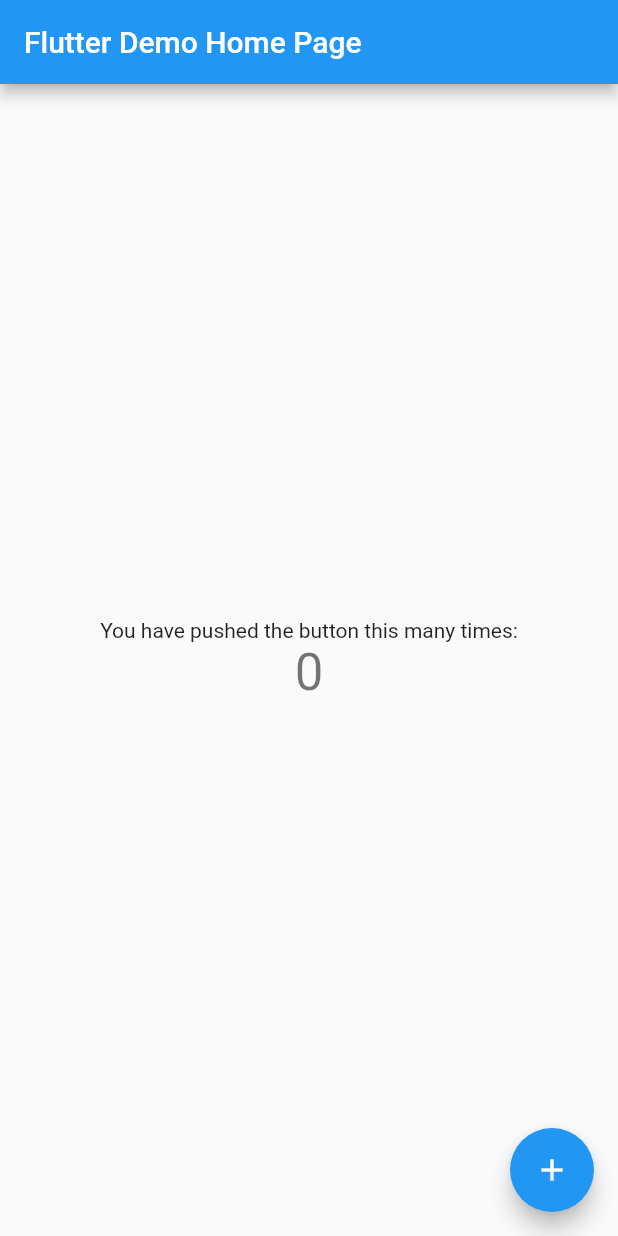
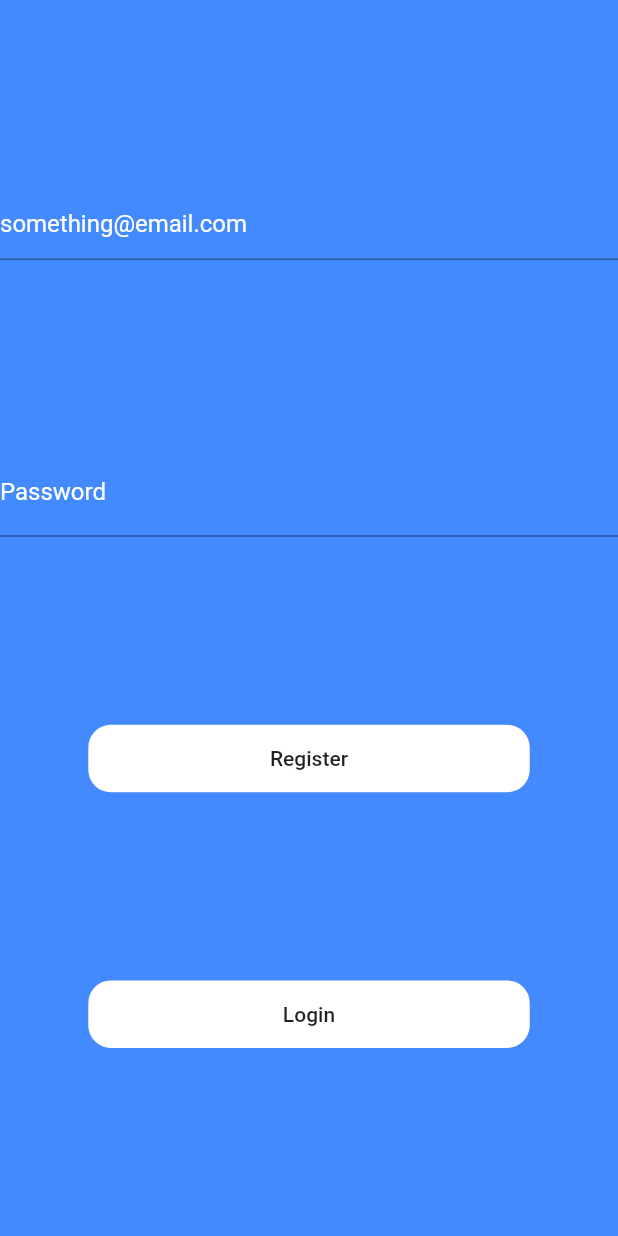
Before and after one commit to shnrndk/crypto-wallet, a Flutter app: the screen it shows after launch, on a phone screen of 412 x 824 dp. Run offline on Flutter 3.47's test engine with Material 2 defaults, Android fonts, the phone set to English and light mode, and no system bars; our stand-ins replace firebase_core; accounts and stored records are empty.

Commit message:
authentication ui done

```diff
--- a/lib/main.dart
+++ b/lib/main.dart
@@ -1,117 +1,16 @@
+import 'package:crypt_wallet/ui/authentication.dart';
 import 'package:flutter/material.dart';
+import 'package:firebase_core/firebase_core.dart';
 
-void main() {
+void main() async {
+  WidgetsFlutterBinding.ensureInitialized();
+  await Firebase.initializeApp();
   runApp(MyApp());
 }
 
 class MyApp extends StatelessWidget {
-  // This widget is the root of your application.
   @override
   Widget build(BuildContext context) {
-    return MaterialApp(
-      title: 'Flutter Demo',
-      theme: ThemeData(
-        // This is the theme of your application.
-        //
-        // Try running your application with "flutter run". You'll see the
-        // application has a blue toolbar. Then, without quitting the app, try
-        // changing the primarySwatch below to Colors.green and then invoke
-        // "hot reload" (press "r" in the console where you ran "flutter run",
-        // or simply save your changes to "hot reload" in a Flutter IDE).
-        // Notice that the counter didn't reset back to zero; the application
-        // is not restarted.
-        primarySwatch: Colors.blue,
-        // This makes the visual density adapt to the platform that you run
-        // the app on. For desktop platforms, the controls will be smaller and
-        // closer together (more dense) than on mobile platforms.
-        visualDensity: VisualDensity.adaptivePlatformDensity,
-      ),
-      home: MyHomePage(title: 'Flutter Demo Home Page'),
-    );
+    return MaterialApp(title: 'Crypto Wallet', home: Authentication());
   }
 }
-
-class MyHomePage extends StatefulWidget {
-  MyHomePage({Key key, this.title}) : super(key: key);
-
-  // This widget is the home page of your application. It is stateful, meaning
-  // that it has a State object (defined below) that contains fields that affect
-  // how it looks.
-
-  // This class is the configuration for the state. It holds the values (in this
-  // case the title) provided by the parent (in this case the App widget) and
-  // used by the build method of the State. Fields in a Widget subclass are
-  // always marked "final".
-
-  final String title;
-
-  @override
-  _MyHomePageState createState() => _MyHomePageState();
-}
-
-class _MyHomePageState extends State<MyHomePage> {
-  int _counter = 0;
-
-  void _incrementCounter() {
-    setState(() {
-      // This call to setState tells the Flutter framework that something has
-      // changed in this State, which causes it to rerun the build method below
-      // so that the display can reflect the updated values. If we changed
-      // _counter without calling setState(), then the build method would not be
-      // called again, and so nothing would appear to happen.
-      _counter++;
-    });
-  }
-
-  @override
-  Widget build(BuildContext context) {
-    // This method is rerun every time setState is called, for instance as done
-    // by the _incrementCounter method above.
-    //
-    // The Flutter framework has been optimized to make rerunning build methods
-    // fast, so that you can just rebuild anything that needs updating rather
-    // than having to individually change instances of widgets.
-    return Scaffold(
-      appBar: AppBar(
-        // Here we take the value from the MyHomePage object that was created by
-        // the App.build method, and use it to set our appbar title.
-        title: Text(widget.title),
-      ),
-      body: Center(
-        // Center is a layout widget. It takes a single child and positions it
-        // in the middle of the parent.
-        child: Column(
-          // Column is also a layout widget. It takes a list of children and
-          // arranges them vertically. By default, it sizes itself to fit its
-          // children horizontally, and tries to be as tall as its parent.
-          //
-          // Invoke "debug painting" (press "p" in the console, choose the
-          // "Toggle Debug Paint" action from the Flutter Inspector in Android
-          // Studio, or the "Toggle Debug Paint" command in Visual Studio Code)
-          // to see the wireframe for each widget.
-          //
-          // Column has various properties to control how it sizes itself and
-          // how it positions its children. Here we use mainAxisAlignment to
-          // center the children vertically; the main axis here is the vertical
-          // axis because Columns are vertical (the cross axis would be
-          // horizontal).
-          mainAxisAlignment: MainAxisAlignment.center,
-          children: <Widget>[
-            Text(
-              'You have pushed the button this many times:',
-            ),
-            Text(
-              '$_counter',
-              style: Theme.of(context).textTheme.headline4,
-            ),
-          ],
-        ),
-      ),
-      floatingActionButton: FloatingActionButton(
-        onPressed: _incrementCounter,
-        tooltip: 'Increment',
-        child: Icon(Icons.add),
-      ), // This trailing comma makes auto-formatting nicer for build methods.
-    );
-  }
-}
--- /dev/null
+++ b/lib/ui/authentication.dart
@@ -0,0 +1,66 @@
+import 'package:flutter/material.dart';
+
+class Authentication extends StatefulWidget {
+  Authentication({Key key}) : super(key: key);
+
+  @override
+  _AuthenticationState createState() => _AuthenticationState();
+}
+
+class _AuthenticationState extends State<Authentication> {
+  TextEditingController _emailField = TextEditingController();
+  TextEditingController _passwordField = TextEditingController();
+
+  @override
+  Widget build(BuildContext context) {
+    return Scaffold(
+      body: Container(
+        width: MediaQuery.of(context).size.width,
+        height: MediaQuery.of(context).size.height,
+        decoration: BoxDecoration(color: Colors.blueAccent),
+        child: Column(
+          mainAxisAlignment: MainAxisAlignment.spaceEvenly,
+          children: [
+            TextFormField(
+              controller: _emailField,
+              decoration: InputDecoration(
+                  hintText: "something@email.com",
+                  hintStyle: TextStyle(color: Colors.white)),
+            ),
+            TextFormField(
+              controller: _passwordField,
+              obscureText: true,
+              decoration: InputDecoration(
+                  hintText: "password",
+                  hintStyle: TextStyle(color: Colors.white),
+                  labelText: "Password",
+                  labelStyle: TextStyle(color: Colors.white)),
+            ),
+            Container(
+              width: MediaQuery.of(context).size.width / 1.4,
+              height: 45,
+              child: MaterialButton(
+                onPressed: () {},
+                child: Text('Register'),
+              ),
+              decoration: BoxDecoration(
+                  borderRadius: BorderRadius.circular(15.0),
+                  color: Colors.white),
+            ),
+            Container(
+              width: MediaQuery.of(context).size.width / 1.4,
+              height: 45,
+              child: MaterialButton(
+                onPressed: () {},
+                child: Text('Login'),
+              ),
+              decoration: BoxDecoration(
+                  borderRadius: BorderRadius.circular(15.0),
+                  color: Colors.white),
+            ),
+          ],
+        ),
+      ),
+    );
+  }
+}
--- a/pubspec.yaml
+++ b/pubspec.yaml
@@ -23,6 +23,9 @@ environment:
 dependencies:
   flutter:
     sdk: flutter
+  firebase_core: "0.7.0"
+  firebase_auth: "^0.20.1"
+  cloud_firestore: "^0.16.0+1"
 
 
   # The following adds the Cupertino Icons font to your application.
```
Also changed, not shown: pubspec.lock.
